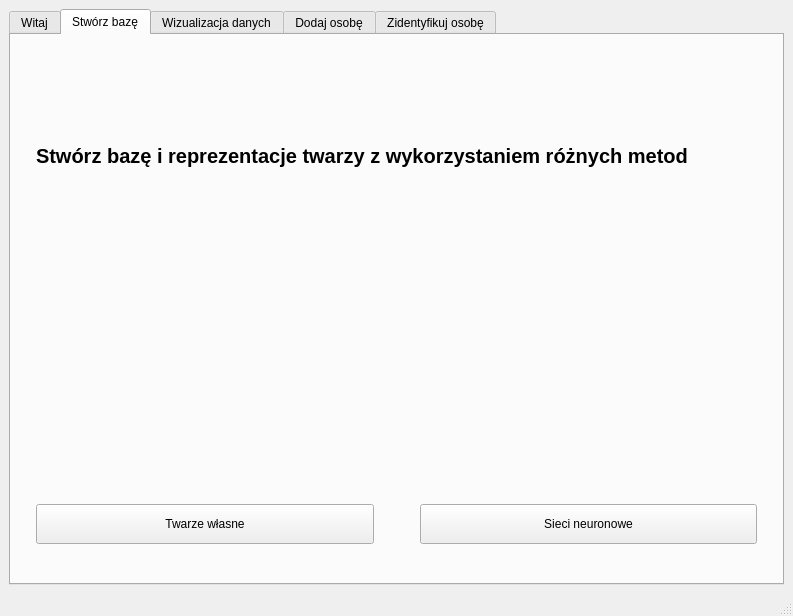
p4lewandowski/FaceRecognition, file Venv/Scripts/u.ui: the form before one commit.
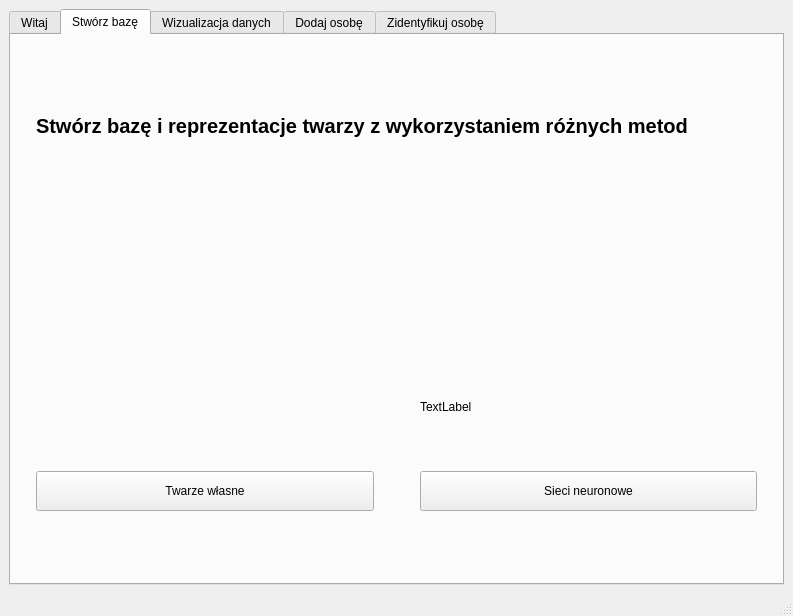
The form after the commit. The open tabs and pages were chosen to show the change.

Commit message:
Initial cnn class
Beginning of implementation with gui

```diff
--- a/Venv/Scripts/u.ui
+++ b/Venv/Scripts/u.ui
@@ -204,8 +204,8 @@
          </spacer>
         </item>
         <item row="4" column="2" colspan="6">
-         <layout class="QHBoxLayout" name="horizontalLayout">
-          <item>
+         <layout class="QGridLayout" name="gridLayout_7">
+          <item row="1" column="0" rowspan="2">
            <widget class="QPushButton" name="LearnEigenfaces">
             <property name="minimumSize">
              <size>
@@ -218,7 +218,27 @@
             </property>
            </widget>
           </item>
-          <item>
+          <item row="1" column="2" rowspan="2">
+           <widget class="QPushButton" name="LearnNetworks">
+            <property name="minimumSize">
+             <size>
+              <width>0</width>
+              <height>40</height>
+             </size>
+            </property>
+            <property name="text">
+             <string>Sieci neuronowe</string>
+            </property>
+           </widget>
+          </item>
+          <item row="0" column="2">
+           <widget class="QLabel" name="cnn_label_state">
+            <property name="text">
+             <string>TextLabel</string>
+            </property>
+           </widget>
+          </item>
+          <item row="0" column="1" rowspan="3">
            <spacer name="horizontalSpacer_4">
             <property name="orientation">
              <enum>Qt::Horizontal</enum>
@@ -234,19 +254,6 @@
             </property>
            </spacer>
           </item>
-          <item>
-           <widget class="QPushButton" name="LearnNetworks">
-            <property name="minimumSize">
-             <size>
-              <width>0</width>
-              <height>40</height>
-             </size>
-            </property>
-            <property name="text">
-             <string>Sieci neuronowe</string>
-            </property>
-           </widget>
-          </item>
          </layout>
         </item>
         <item row="2" column="7">
```
Left out of the diff: 34 changed lines with no effect on the pictures. The commit also changes 6 other files.
